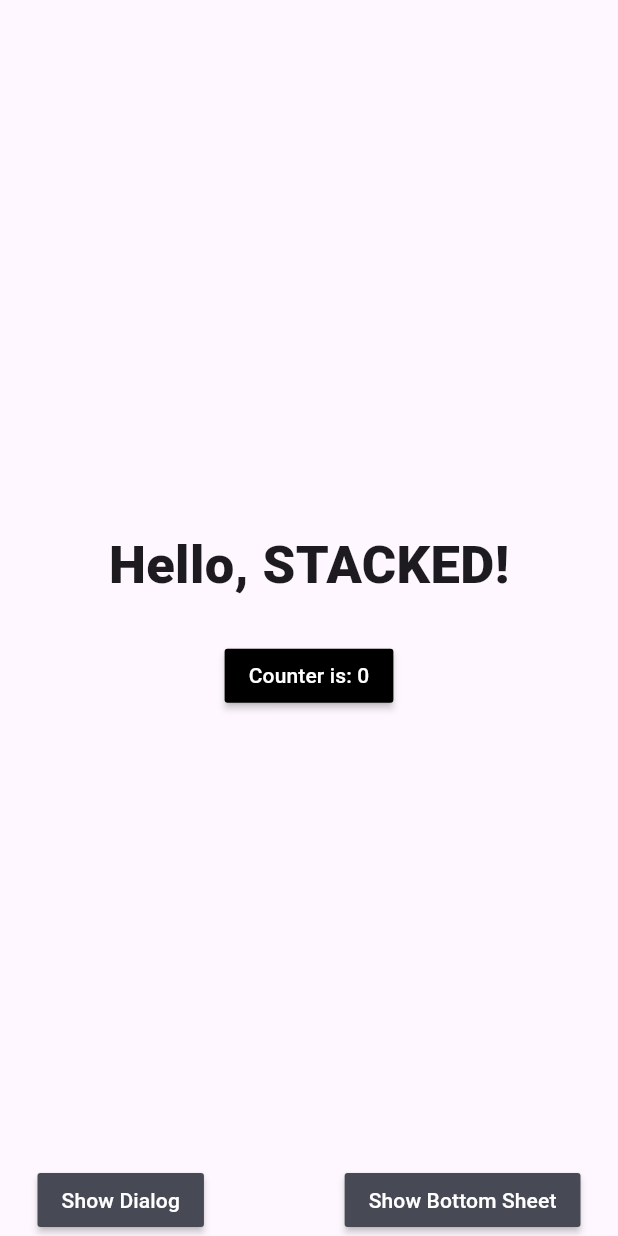
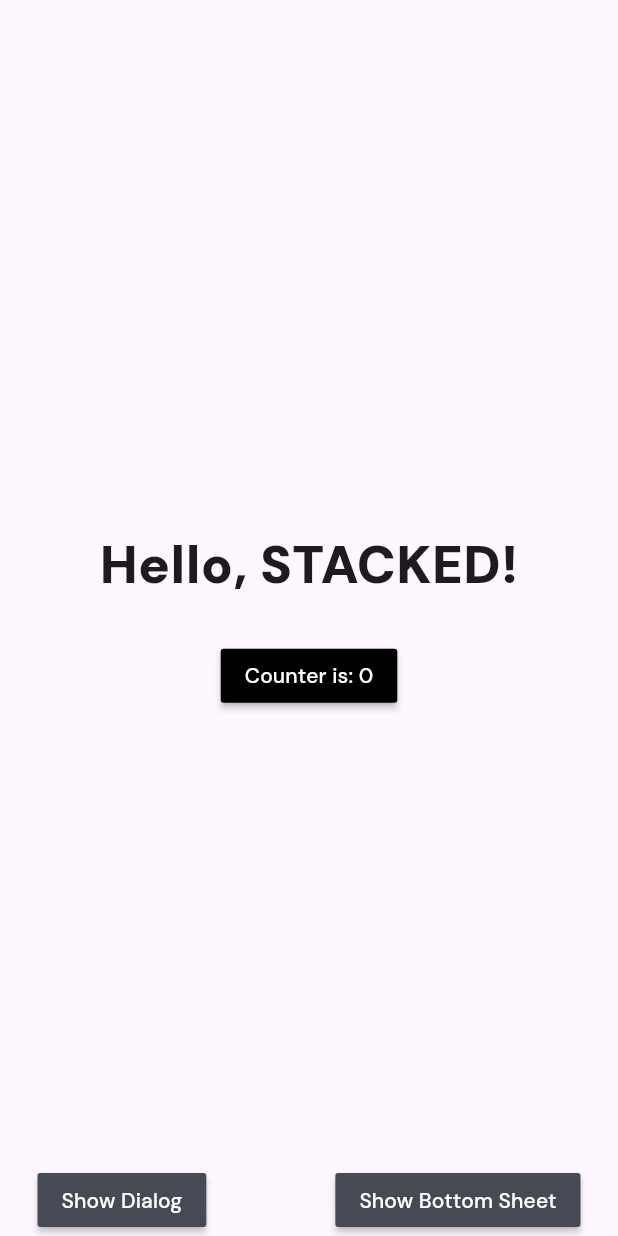
Before and after one commit to srios007/tots_test, a Flutter app: the screen it shows after launch, after a tap on "Navigate to Home View", on a phone screen of 412 x 824 dp. Run offline on Flutter 3.47's test engine with Material 3 defaults, Android fonts, the phone set to English and light mode, and no system bars; our stand-ins replace cached_network_image, dio, flutter_dotenv, get, get_storage, google_fonts and 4 more; missing offline and left inert: dio_cache_interceptor.

Commit message:
[ADD] dms font and persistent auth

```diff
--- a/lib/main.dart
+++ b/lib/main.dart
@@ -1,15 +1,19 @@
+import 'package:flutter_dotenv/flutter_dotenv.dart';
 import 'package:flutter/material.dart';
+import 'package:get_storage/get_storage.dart';
+import 'package:google_fonts/google_fonts.dart';
+import 'package:stacked_services/stacked_services.dart';
 import 'package:tots_test/app/app.bottomsheets.dart';
 import 'package:tots_test/app/app.dialogs.dart';
 import 'package:tots_test/app/app.locator.dart';
 import 'package:tots_test/app/app.router.dart';
-import 'package:stacked_services/stacked_services.dart';
-
 Future<void> main() async {
   WidgetsFlutterBinding.ensureInitialized();
   await setupLocator();
   setupDialogUi();
   setupBottomSheetUi();
+  await dotenv.load();
+  await GetStorage.init();
   runApp(const MainApp());
 }
 
@@ -19,7 +23,12 @@ class MainApp extends StatelessWidget {
   @override
   Widget build(BuildContext context) {
     return MaterialApp(
-      initialRoute: Routes.loginView,
+      theme: ThemeData(
+        textTheme: GoogleFonts.dmSansTextTheme(
+          Theme.of(context).textTheme,
+        ),
+      ),
+      initialRoute: _setInitialRoute(),
       onGenerateRoute: StackedRouter().onGenerateRoute,
       navigatorKey: StackedService.navigatorKey,
       navigatorObservers: [
@@ -27,4 +36,12 @@ class MainApp extends StatelessWidget {
       ],
     );
   }
+
+  String _setInitialRoute() {
+    final box = GetStorage();
+    if (box.hasData('token')) {
+      return Routes.homeView;
+    }
+    return Routes.loginView;
+  }
 }
```
